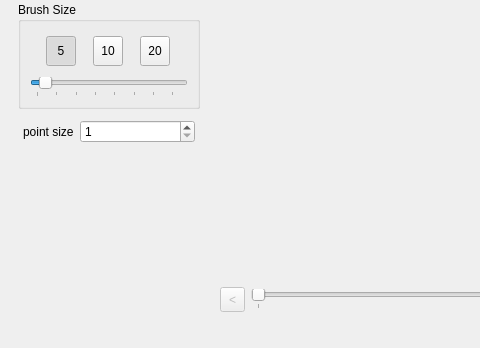
The window that src/MainFrame.ui (jbehley/point_labeler) describes before a commit, drawn with Qt 5; both pictures show x 0 to 480 and y 276 to 624 of the 866 by 624 pixel window.
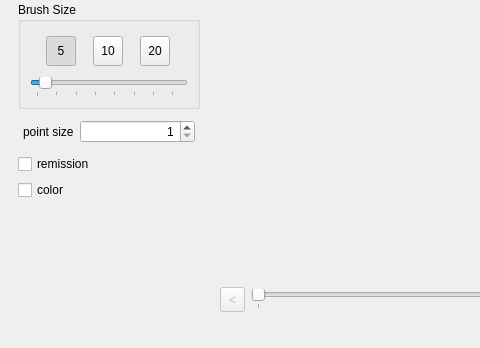
The same window after the commit. Custom widgets are drawn as their Qt base class.

Commit message: correct label colors, option for remission/color, min/max range, update of visibility, save on quit.

```diff
--- a/src/MainFrame.ui
+++ b/src/MainFrame.ui
@@ -310,6 +310,9 @@
           </property>
           <item row="0" column="1">
            <widget class="QSpinBox" name="spinPointSize">
+            <property name="alignment">
+             <set>Qt::AlignRight|Qt::AlignTrailing|Qt::AlignVCenter</set>
+            </property>
             <property name="minimum">
              <number>1</number>
             </property>
@@ -327,6 +330,20 @@
           </item>
          </layout>
         </item>
+        <item>
+         <widget class="QCheckBox" name="chkShowRemission">
+          <property name="text">
+           <string>remission</string>
+          </property>
+         </widget>
+        </item>
+        <item>
+         <widget class="QCheckBox" name="chkShowColor">
+          <property name="text">
+           <string>color</string>
+          </property>
+         </widget>
+        </item>
         <item>
          <spacer name="verticalSpacer_2">
           <property name="orientation">
```
Left out of the diff: 14 changed lines with no effect on the pictures. The commit also changes 8 other files.
